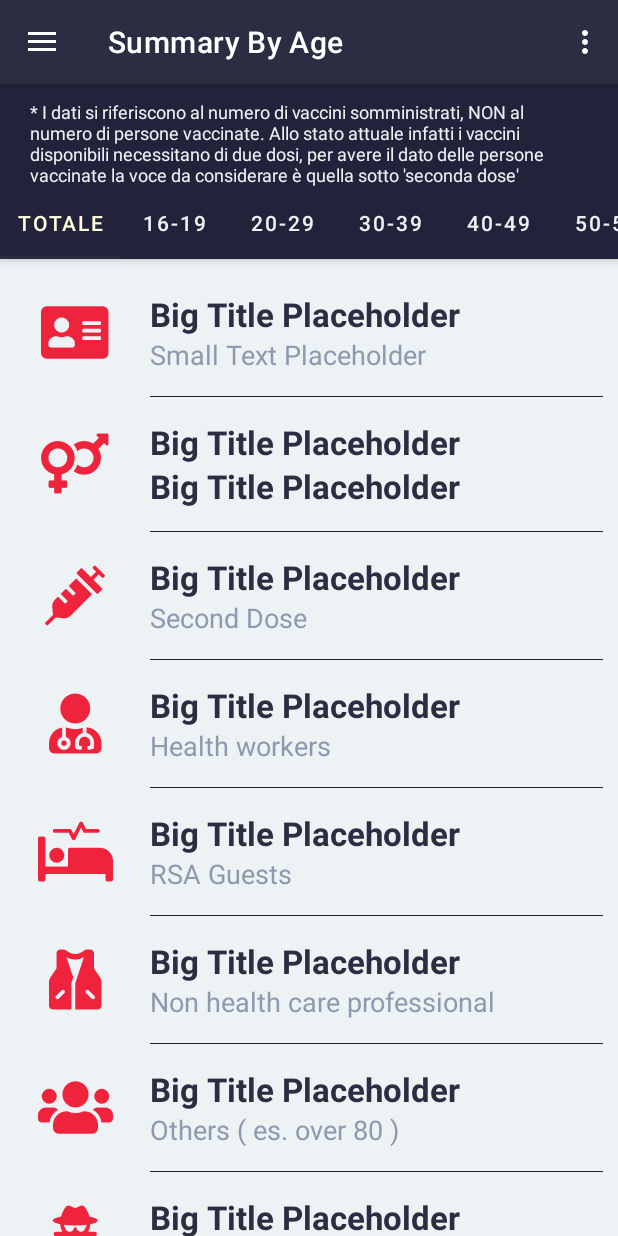
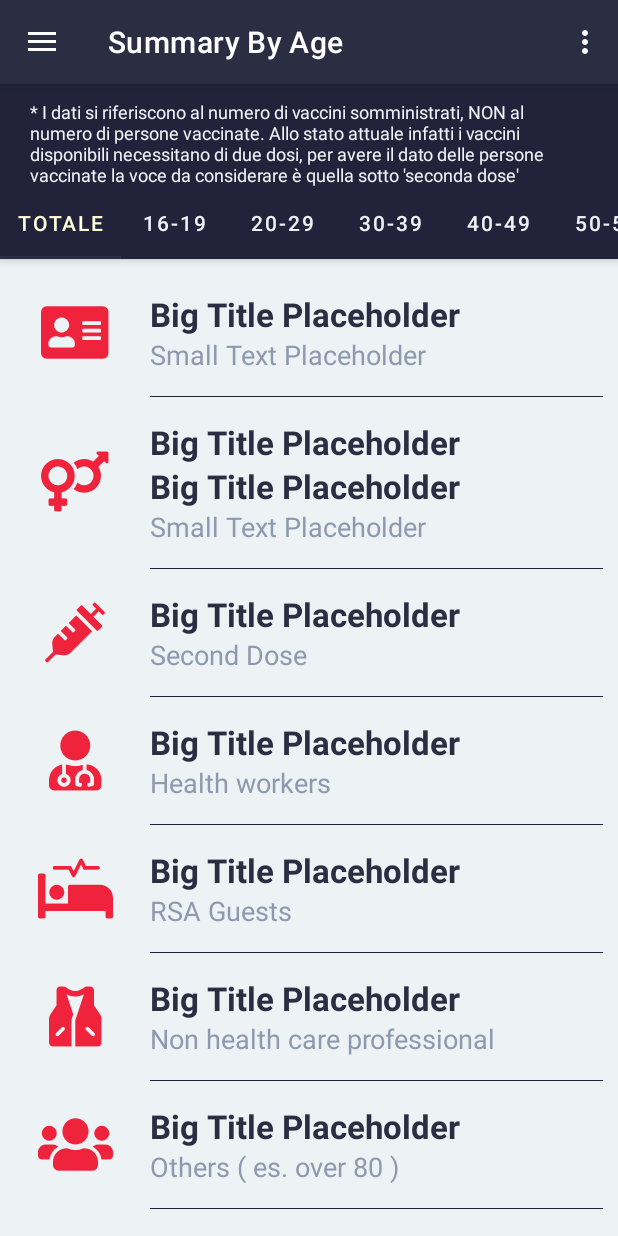
Before and after one commit to StefanoCasagrande/Vaccine_Stats, an Android app: the screen it shows after launch (MainActivity), on a phone screen of 412 x 824 dp. Run offline under Robolectric (Android 15) with nearby library versions, the phone set to English and light mode, and no system bars; our stand-ins replace navigation-ui; 2 statements that could not run were skipped.

Commit message:
Summary by Age / Add "Total" under male and female

```diff
--- a/app/src/main/java/it/stefanocasagrande/vaccini_stats/ui/PlaceholderFragment.java
+++ b/app/src/main/java/it/stefanocasagrande/vaccini_stats/ui/PlaceholderFragment.java
@@ -53,6 +53,7 @@ public class PlaceholderFragment extends Fragment {
         final TextView tv_age = root.findViewById(R.id.tv_age);
         final TextView tv_last_update = root.findViewById(R.id.tv_last_update);
         final TextView tv_female = root.findViewById(R.id.tv_female);
+        final TextView tv_total = root.findViewById(R.id.tv_total);
 
         final TextView tv_second_dose = root.findViewById(R.id.tv_second_dose);
 
@@ -113,6 +114,8 @@ public class PlaceholderFragment extends Fragment {
                     tv_law_enforcement.setText(Common.AddDotToInteger(categoria_forze_armate));
                     tv_school_staff.setText(Common.AddDotToInteger(categoria_personale_scolastico));
                     tv_non_healtcare.setText(Common.AddDotToInteger(categoria_personale_non_sanitario));
+
+                    tv_total.setText(String.format("%s: %s",getString(R.string.tab_text_1),  Common.AddDotToInteger(male+female)));
                 }
                 else
                 {
@@ -134,6 +137,8 @@ public class PlaceholderFragment extends Fragment {
                             tv_law_enforcement.setText(Common.AddDotToInteger(var.categoria_forze_armate));
                             tv_school_staff.setText(Common.AddDotToInteger(var.categoria_personale_scolastico));
                             tv_non_healtcare.setText(Common.AddDotToInteger(var.categoria_personale_non_sanitario));
+
+                            tv_total.setText(String.format("%s: %s",getString(R.string.tab_text_1),  Common.AddDotToInteger(var.sesso_maschile+var.sesso_femminile)));
                         }
                     }
                 }
--- a/app/src/main/res/layout/fragment_tab.xml
+++ b/app/src/main/res/layout/fragment_tab.xml
@@ -126,6 +126,14 @@
                             android:textStyle="bold"
                             android:id="@+id/tv_male"
                             android:text="@string/Big_Title_Placeholder"/>
+
+                        <TextView
+                            android:layout_width="wrap_content"
+                            android:layout_height="match_parent"
+                            android:textSize="18sp"
+                            android:textColor="@color/Text_Small"
+                            android:id="@+id/tv_total"
+                            android:text="@string/Small_Text_Placeholder"/>
 
                     </LinearLayout>
 
```
